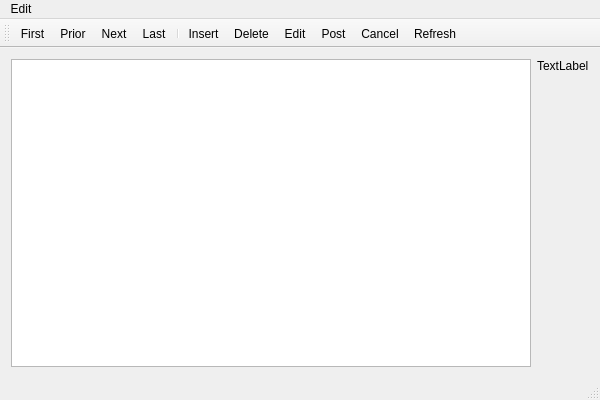
The window that Forms/CMain.ui (skynowa/xxxdb) describes before a commit, drawn with Qt 5.
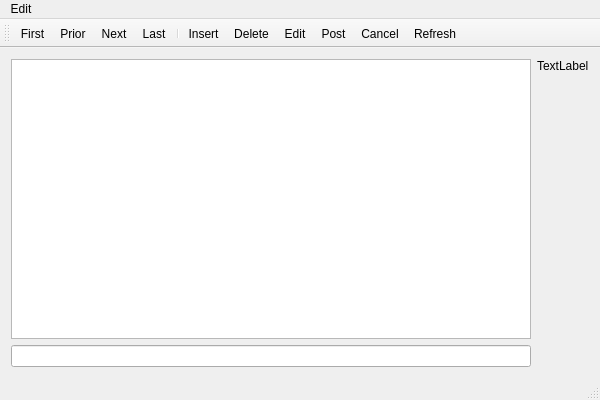
The same window after the commit.

```diff
--- a/Forms/CMain.ui
+++ b/Forms/CMain.ui
@@ -24,14 +24,14 @@
     <item row="0" column="0" rowspan="2">
      <widget class="QTableView" name="tabvInfo"/>
     </item>
-    <item row="0" column="1">
+    <item row="0" column="2">
      <widget class="QLabel" name="lblPhoto">
       <property name="text">
        <string>TextLabel</string>
       </property>
      </widget>
     </item>
-    <item row="1" column="1">
+    <item row="1" column="2">
      <spacer name="verticalSpacer">
       <property name="orientation">
        <enum>Qt::Vertical</enum>
@@ -44,6 +44,9 @@
       </property>
      </spacer>
     </item>
+    <item row="2" column="0">
+     <widget class="QLineEdit" name="ledtName"/>
+    </item>
    </layout>
   </widget>
   <widget class="QMenuBar" name="menuBar">
```
